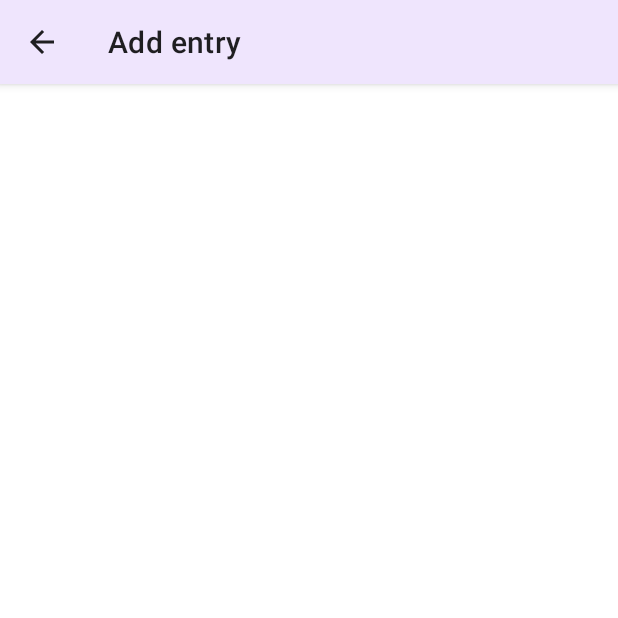
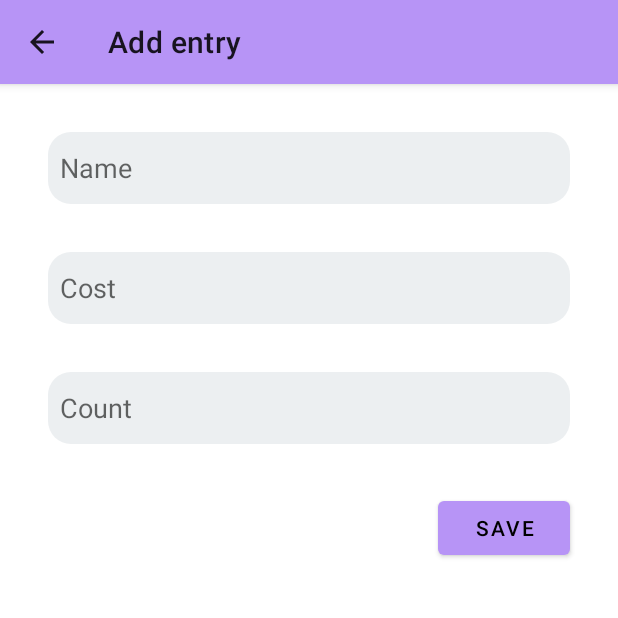
Before and after one commit to parth-sh/Inventory-app-android, an Android app: the CreateEntryActivity screen opened directly, with no data from a screen before it, on a phone screen of 412 x 824 dp, the top half of it. Run offline under Robolectric (Android 15) with nearby library versions, the phone set to English and light mode, and no system bars.

Commit message:
dark theme editText color support

```diff
--- a/app/src/main/java/com/parth8421/proj1/CreateEntryActivity.java
+++ b/app/src/main/java/com/parth8421/proj1/CreateEntryActivity.java
@@ -10,5 +10,7 @@ public class CreateEntryActivity extends AppCompatActivity {
     protected void onCreate(Bundle savedInstanceState) {
         super.onCreate(savedInstanceState);
         setContentView(R.layout.activity_create_entry);
+
+        String scanned_code = getIntent().getStringExtra("SCANNED_CODE");
     }
 }
--- a/app/src/main/java/com/parth8421/proj1/MainActivity.java
+++ b/app/src/main/java/com/parth8421/proj1/MainActivity.java
@@ -16,7 +16,7 @@ public class MainActivity extends AppCompatActivity {
 
     private final ActivityResultLauncher<ScanOptions> barcodeLauncher = registerForActivityResult(new ScanContract(),
             result -> {
-                if (false && result.getContents() == null) {
+                if (result.getContents() == null) {
                     //TODO: snack bar display not correct (should shift fab above before appearing)
                     Snackbar.make(findViewById(R.id.activity_main_fab_add_items), "Cancelled", Snackbar.LENGTH_LONG)
                             .setAction("Action", null).show();
--- /dev/null
+++ b/app/src/main/res/drawable/rounded_et.xml
@@ -0,0 +1,13 @@
+<?xml version="1.0" encoding="utf-8"?>
+<!--  res/drawable/rounded_edittext.xml -->
+<shape xmlns:android="http://schemas.android.com/apk/res/android"
+    android:shape="rectangle"
+    android:padding="10dp">
+
+    <solid android:color="?attr/customEtBgColor" />
+    <corners
+        android:bottomRightRadius="15dp"
+        android:bottomLeftRadius="15dp"
+        android:topLeftRadius="15dp"
+        android:topRightRadius="15dp" />
+</shape>
--- a/app/src/main/res/layout/activity_create_entry.xml
+++ b/app/src/main/res/layout/activity_create_entry.xml
@@ -6,4 +6,66 @@
     android:layout_height="match_parent"
     tools:context=".CreateEntryActivity">
 
+    <EditText
+        android:id="@+id/activity_create_entry_et_name"
+        android:layout_width="0dp"
+        android:layout_height="wrap_content"
+        android:layout_marginStart="32dp"
+        android:layout_marginTop="32dp"
+        android:layout_marginEnd="32dp"
+        android:background="@drawable/rounded_et"
+        android:ems="10"
+        android:hint="Name"
+        android:inputType="textPersonName"
+        android:minHeight="48dp"
+        android:padding="8dp"
+        app:layout_constraintEnd_toEndOf="parent"
+        app:layout_constraintStart_toStartOf="parent"
+        app:layout_constraintTop_toTopOf="parent" />
+
+    <EditText
+        android:id="@+id/activity_create_entry_et_cost"
+        android:layout_width="0dp"
+        android:layout_height="wrap_content"
+        android:layout_marginStart="32dp"
+        android:layout_marginTop="32dp"
+        android:layout_marginEnd="32dp"
+        android:background="@drawable/rounded_et"
+        android:ems="10"
+        android:hint="Cost"
+        android:inputType="number"
+        android:minHeight="48dp"
+        android:padding="8dp"
+        app:layout_constraintEnd_toEndOf="parent"
+        app:layout_constraintStart_toStartOf="parent"
+        app:layout_constraintTop_toBottomOf="@+id/activity_create_entry_et_name" />
+
+    <EditText
+        android:id="@+id/activity_create_entry_et_count"
+        android:layout_width="0dp"
+        android:layout_height="wrap_content"
+        android:layout_marginStart="32dp"
+        android:layout_marginTop="32dp"
+        android:layout_marginEnd="32dp"
+        android:background="@drawable/rounded_et"
+        android:ems="10"
+        android:hint="Count"
+        android:inputType="number"
+        android:minHeight="48dp"
+        android:padding="8dp"
+        app:layout_constraintEnd_toEndOf="parent"
+        app:layout_constraintHorizontal_bias="0.0"
+        app:layout_constraintStart_toStartOf="parent"
+        app:layout_constraintTop_toBottomOf="@+id/activity_create_entry_et_cost" />
+
+    <Button
+        android:id="@+id/activity_create_entry_btn_save"
+        android:layout_width="wrap_content"
+        android:layout_height="wrap_content"
+        android:layout_marginTop="32dp"
+        android:layout_marginEnd="32dp"
+        android:text="Save"
+        app:layout_constraintEnd_toEndOf="parent"
+        app:layout_constraintTop_toBottomOf="@+id/activity_create_entry_et_count" />
+
 </androidx.constraintlayout.widget.ConstraintLayout>
--- a/app/src/main/res/values-night/themes.xml
+++ b/app/src/main/res/values-night/themes.xml
@@ -2,16 +2,18 @@
     <!-- Base application theme. -->
     <style name="Theme.Proj1" parent="Theme.MaterialComponents.DayNight.DarkActionBar">
         <!-- Primary brand color. -->
-        <item name="colorPrimary">@color/purple_50</item>
-        <item name="colorPrimaryVariant">@color/purple_50</item>
+        <item name="colorPrimary">@color/purple_200</item>
+        <item name="colorPrimaryVariant">@color/purple_200</item>
         <item name="colorOnPrimary">@color/white</item>
         <!-- Secondary brand color. -->
         <item name="colorSecondary">@color/purple_200</item>
-        <item name="colorSecondaryVariant">@color/purple_200</item>
+        <item name="colorSecondaryVariant">@color/purple_500</item>
         <item name="colorOnSecondary">@color/white</item>
         <!-- Status bar color. -->
         <item name="android:statusBarColor" tools:targetApi="l">@android:color/transparent</item>
         <!-- Customize your theme here. -->
+
         <item name="android:textColor">@color/white</item>
+        <item name="customEtBgColor">@color/BlueGrey_600</item>
     </style>
 </resources>
--- /dev/null
+++ b/app/src/main/res/values/attrs.xml
@@ -0,0 +1,4 @@
+<?xml version="1.0" encoding="utf-8"?>
+<resources>
+    <attr name="customEtBgColor" format="reference" />
+</resources>
--- a/app/src/main/res/values/colors.xml
+++ b/app/src/main/res/values/colors.xml
@@ -15,4 +15,5 @@
     <color name="red_A200">#FF5252</color>
     <color name="green_A200">#69F0AE</color>
     <color name="BlueGrey_50">#ECEFF1</color>
+    <color name="BlueGrey_600">#546E7A</color>
 </resources>
--- a/app/src/main/res/values/themes.xml
+++ b/app/src/main/res/values/themes.xml
@@ -2,18 +2,19 @@
     <!-- Base application theme. -->
     <style name="Theme.Proj1" parent="Theme.MaterialComponents.Light">
         <!-- Primary brand color. -->
-        <item name="colorPrimary">@color/purple_50</item>
-        <item name="colorPrimaryVariant">@color/purple_50</item>
+        <item name="colorPrimary">@color/purple_200</item>
+        <item name="colorPrimaryVariant">@color/purple_200</item>
         <item name="colorOnPrimary">@color/black</item>
         <!-- Secondary brand color. -->
         <item name="colorSecondary">@color/purple_200</item>
-        <item name="colorSecondaryVariant">@color/purple_200</item>
+        <item name="colorSecondaryVariant">@color/purple_500</item>
         <item name="colorOnSecondary">@color/black</item>
         <!-- Status bar color. -->
         <item name="android:statusBarColor" tools:targetApi="l">?attr/colorPrimaryVariant</item>
         <!-- Customize your theme here. -->
+
         <item name="android:textColor">@color/black</item>
-        <!-- Dark status bar text -->
         <item name="android:windowLightStatusBar" tools:targetApi="m">true</item>
+        <item name="customEtBgColor">@color/BlueGrey_50</item>
     </style>
 </resources>
```
Also changed, not shown: 1 other file.
